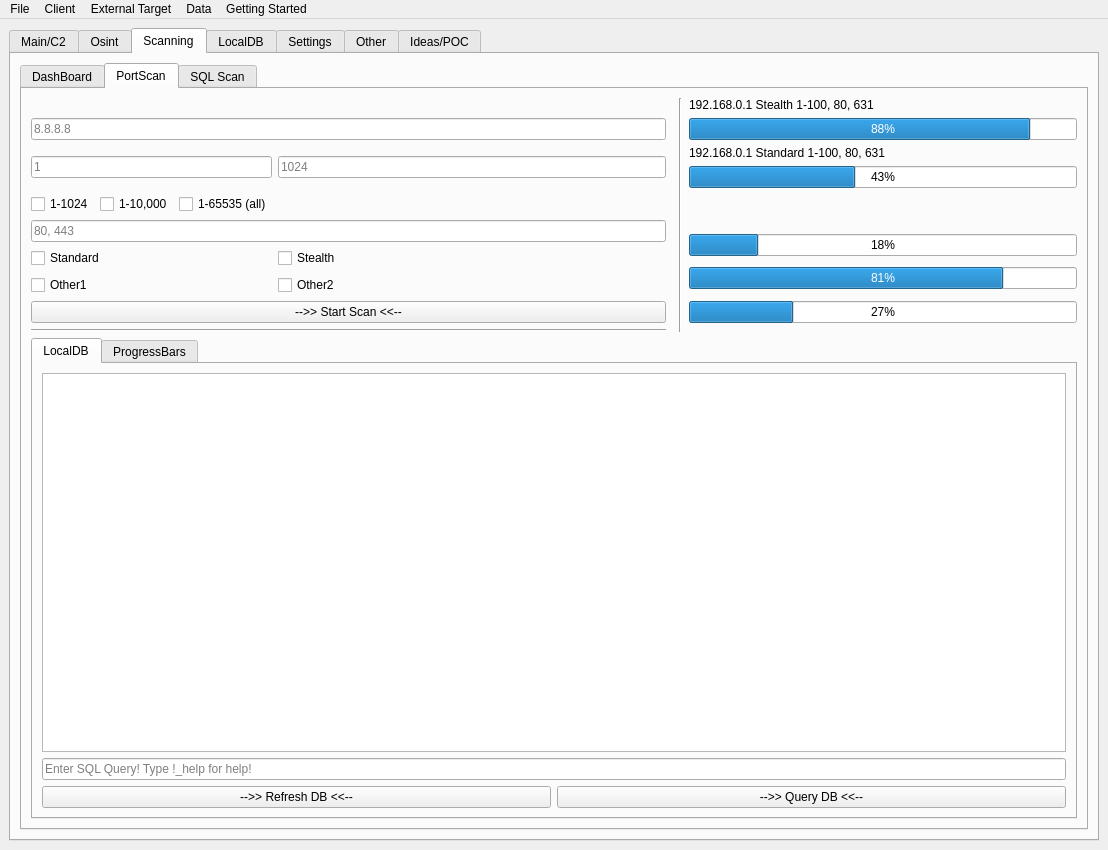
The window that gui.ui (ryanq47/WhisperNet) describes before a commit, drawn with Qt 5.
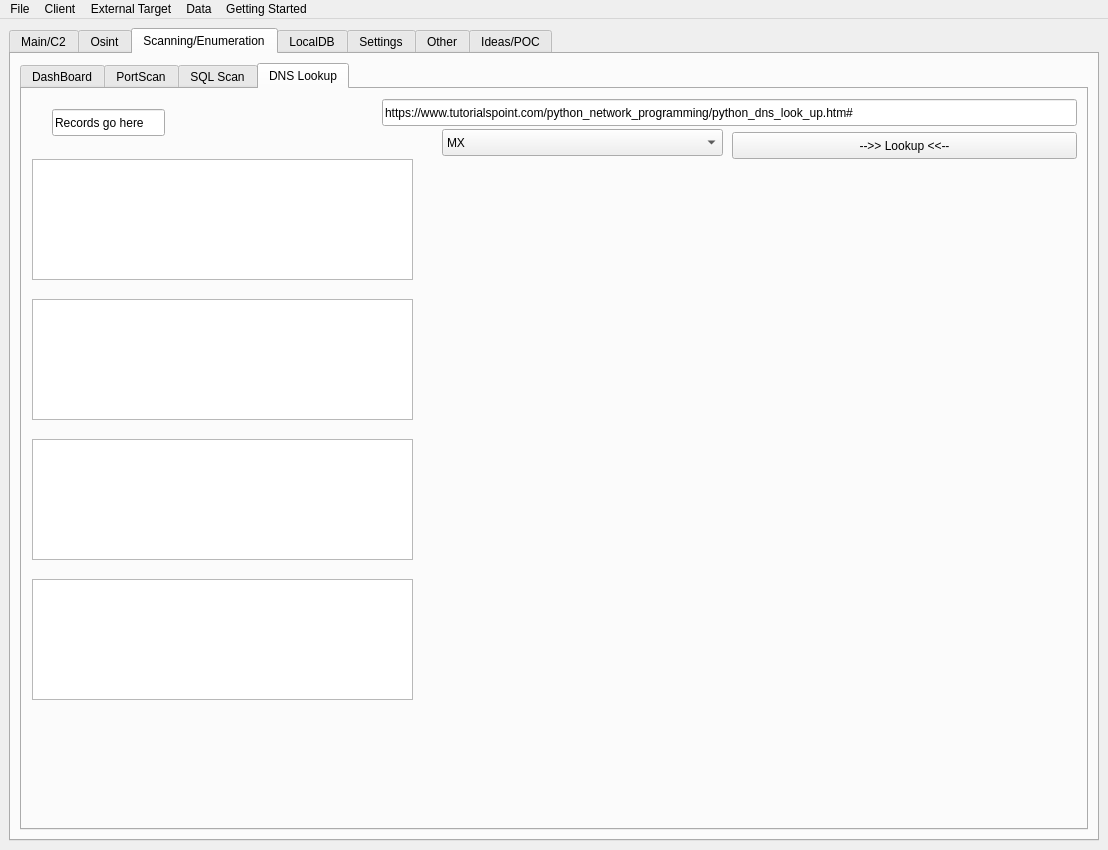
The same window after the commit. The open tabs and pages were chosen to show the change. Icons and pictures are not drawn.

Commit message: Added process for auto generating requirements on git push

```diff
--- a/gui.ui
+++ b/gui.ui
@@ -913,13 +913,13 @@
       </widget>
       <widget class="QWidget" name="tab_22">
        <attribute name="title">
-        <string>Scanning</string>
+        <string>Scanning/Enumeration</string>
        </attribute>
        <layout class="QGridLayout" name="gridLayout_17">
         <item row="0" column="0">
          <widget class="QTabWidget" name="tabWidget_8">
           <property name="currentIndex">
-           <number>1</number>
+           <number>3</number>
           </property>
           <widget class="QWidget" name="tab_24">
            <attribute name="title">
@@ -1568,6 +1568,118 @@
             </property>
            </widget>
           </widget>
+          <widget class="QWidget" name="tab_16">
+           <attribute name="title">
+            <string>DNS Lookup</string>
+           </attribute>
+           <widget class="QPushButton" name="portscan_start_6">
+            <property name="geometry">
+             <rect>
+              <x>710</x>
+              <y>43</y>
+              <width>345</width>
+              <height>27</height>
+             </rect>
+            </property>
+            <property name="text">
+             <string>--&gt;&gt; Lookup &lt;&lt;--</string>
+            </property>
+           </widget>
+           <widget class="QLineEdit" name="dashboard_osint_keyword_2">
+            <property name="geometry">
+             <rect>
+              <x>360</x>
+              <y>10</y>
+              <width>695</width>
+              <height>27</height>
+             </rect>
+            </property>
+            <property name="text">
+             <string>https://www.tutorialspoint.com/python_network_programming/python_dns_look_up.htm#</string>
+            </property>
+            <property name="placeholderText">
+             <string>Enter URL/IP</string>
+            </property>
+           </widget>
+           <widget class="QTextEdit" name="textEdit_2">
+            <property name="geometry">
+             <rect>
+              <x>10</x>
+              <y>70</y>
+              <width>381</width>
+              <height>121</height>
+             </rect>
+            </property>
+           </widget>
+           <widget class="QTextEdit" name="textEdit_6">
+            <property name="geometry">
+             <rect>
+              <x>10</x>
+              <y>210</y>
+              <width>381</width>
+              <height>121</height>
+             </rect>
+            </property>
+           </widget>
+           <widget class="QTextEdit" name="textEdit_7">
+            <property name="geometry">
+             <rect>
+              <x>10</x>
+              <y>350</y>
+              <width>381</width>
+              <height>121</height>
+             </rect>
+            </property>
+           </widget>
+           <widget class="QTextEdit" name="textEdit_8">
+            <property name="geometry">
+             <rect>
+              <x>10</x>
+              <y>490</y>
+              <width>381</width>
+              <height>121</height>
+             </rect>
+            </property>
+           </widget>
+           <widget class="QLineEdit" name="lineEdit_11">
+            <property name="geometry">
+             <rect>
+              <x>30</x>
+              <y>20</y>
+              <width>113</width>
+              <height>27</height>
+             </rect>
+            </property>
+            <property name="text">
+             <string>Records go here</string>
+            </property>
+           </widget>
+           <widget class="QComboBox" name="comboBox">
+            <property name="geometry">
+             <rect>
+              <x>420</x>
+              <y>40</y>
+              <width>281</width>
+              <height>27</height>
+             </rect>
+            </property>
+            <item>
+             <property name="text">
+              <string>MX</string>
+             </property>
+            </item>
+            <item>
+             <property name="text">
+              <string>Cname</string>
+             </property>
+            </item>
+            <item>
+             <property name="text">
+              <string>A (IP)</string>
+             </property>
+            </item>
+           </widget>
+          </widget>
          </widget>
         </item>
        </layout>
```
Left out of the diff: 2 changed lines with no effect on the pictures. The commit also changes 3 other files.
